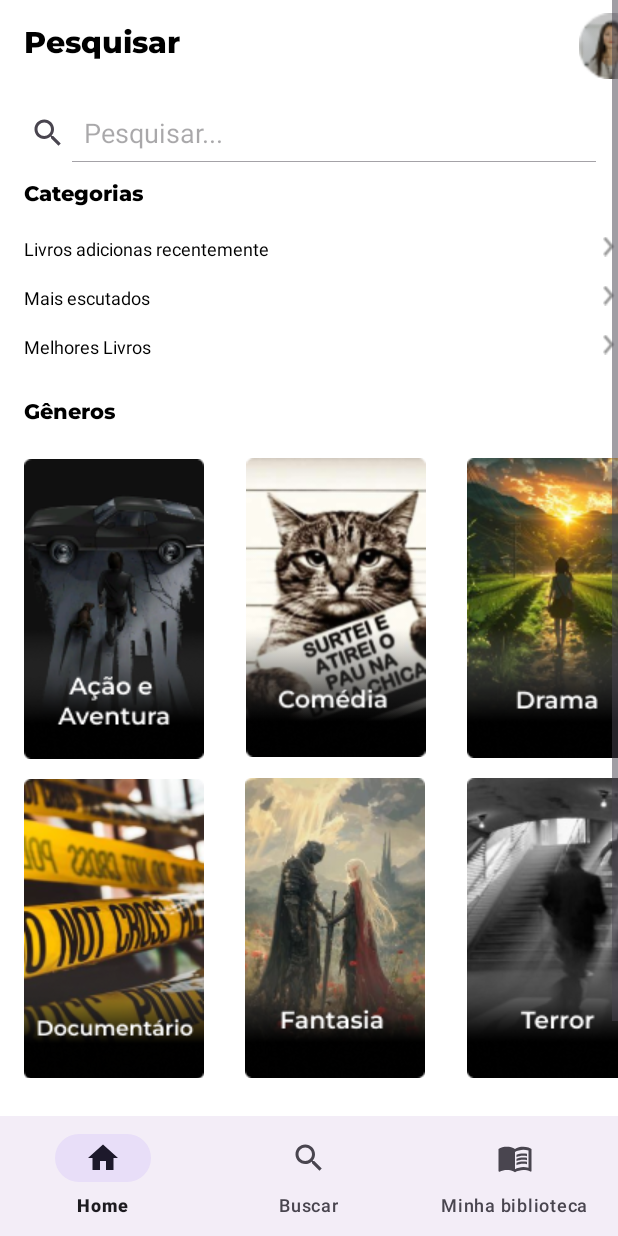
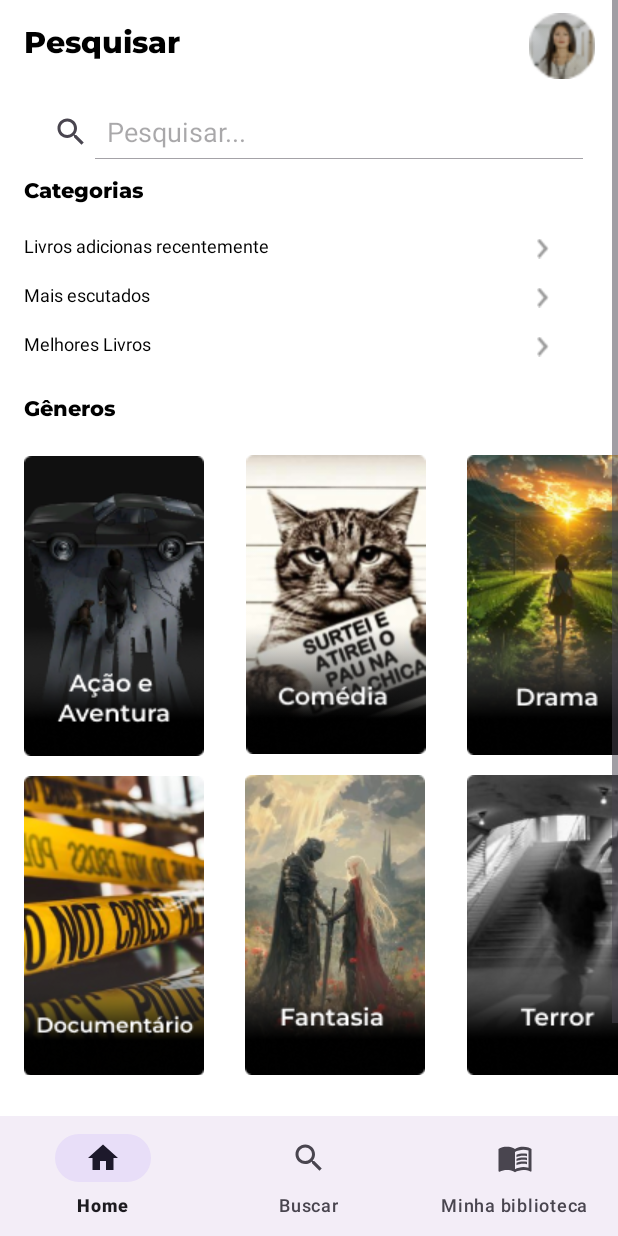
Before and after one commit to WeslleyIvis/Talk_book_APP, an Android app: the fragment Search placed in its activity, on a phone screen of 412 x 824 dp. Run offline under Robolectric (Android 15) with nearby library versions, the phone set to English and light mode, and no system bars; 3 statements that could not run were skipped.

Commit message:
Ajustes nas telas

```diff
--- a/app/src/main/res/layout/fragment_search.xml
+++ b/app/src/main/res/layout/fragment_search.xml
@@ -35,27 +35,30 @@
         android:id="@+id/imageView6"
         android:layout_width="44dp"
         android:layout_height="45dp"
-        android:layout_marginStart="266dp"
         android:layout_marginTop="8dp"
-        app:layout_constraintStart_toEndOf="@+id/textView10"
+        android:layout_marginEnd="15dp"
+        app:layout_constraintEnd_toEndOf="parent"
         app:layout_constraintTop_toTopOf="parent"
         app:srcCompat="@drawable/foto_usuario"
         tools:ignore="MissingConstraints" />
 
     <androidx.appcompat.widget.SearchView
         android:id="@+id/searchView"
-        android:layout_width="405dp"
-        android:layout_height="38dp"
+        android:layout_width="0dp"
+        android:layout_height="36dp"
+        android:layout_marginStart="15dp"
         android:layout_marginTop="25dp"
+        android:layout_marginEnd="15dp"
         app:iconifiedByDefault="false"
+        app:layout_constraintEnd_toEndOf="parent"
+        app:layout_constraintStart_toStartOf="parent"
         app:layout_constraintTop_toBottomOf="@+id/textView10"
         app:queryHint="Pesquisar..."
-        tools:ignore="MissingConstraints"
-        tools:layout_editor_absoluteX="5dp" />
+        tools:ignore="MissingConstraints" />
 
     <androidx.constraintlayout.widget.ConstraintLayout
         android:id="@+id/my_container"
-        android:layout_width="415dp"
+        android:layout_width="0dp"
         android:layout_height="121dp"
         android:layout_marginStart="16dp"
         android:layout_marginTop="12dp"
@@ -80,88 +83,75 @@
 
         <androidx.constraintlayout.widget.ConstraintLayout
             android:id="@+id/category"
-            android:layout_width="400dp"
+            android:layout_width="350dp"
             android:layout_height="19dp"
-            android:layout_marginStart="16dp"
             android:layout_marginTop="18dp"
-            android:layout_marginEnd="16dp"
             android:padding="0dp"
-            app:layout_constraintEnd_toEndOf="parent"
-            app:layout_constraintHorizontal_bias="1.0"
             app:layout_constraintStart_toStartOf="parent"
             app:layout_constraintTop_toBottomOf="@+id/text"
             tools:ignore="MissingConstraints">
 
             <TextView
                 android:id="@+id/text2"
-                android:layout_width="170dp"
+                android:layout_width="0dp"
                 android:layout_height="19dp"
                 android:text="Livros adicionas recentemente"
                 android:textColor="#000000"
                 android:textSize="12sp"
-                tools:ignore="MissingConstraints"
-                tools:layout_editor_absoluteX="0dp"
-                tools:layout_editor_absoluteY="0dp" />
+                app:layout_constraintStart_toStartOf="parent"
+                app:layout_constraintTop_toTopOf="parent"
+                tools:ignore="MissingConstraints" />
 
             <ImageView
                 android:id="@+id/imageView"
-                android:layout_width="8dp"
+                android:layout_width="0dp"
                 android:layout_height="14dp"
-                android:layout_marginStart="216dp"
+                android:layout_marginBottom="2dp"
                 android:src="@drawable/arrow_right"
-                app:layout_constraintStart_toEndOf="@+id/text2"
-                tools:layout_editor_absoluteY="3dp" />
+                app:layout_constraintBottom_toBottomOf="parent"
+                app:layout_constraintEnd_toEndOf="parent" />
 
 
         </androidx.constraintlayout.widget.ConstraintLayout>
 
         <androidx.constraintlayout.widget.ConstraintLayout
             android:id="@+id/category2"
-            android:layout_width="400dp"
+            android:layout_width="0dp"
             android:layout_height="19dp"
-            android:layout_marginStart="16dp"
             android:layout_marginTop="13dp"
-            android:layout_marginEnd="16dp"
             android:padding="0dp"
-            app:layout_constraintEnd_toEndOf="parent"
-            app:layout_constraintHorizontal_bias="1.0"
-            app:layout_constraintStart_toStartOf="parent"
             app:layout_constraintTop_toBottomOf="@+id/category"
             tools:ignore="MissingConstraints">
 
             <TextView
                 android:id="@+id/text3"
-                android:layout_width="170dp"
+                android:layout_width="350dp"
                 android:layout_height="19dp"
                 android:text="Mais escutados"
                 android:textColor="#000000"
                 android:textSize="12sp"
-                tools:ignore="MissingConstraints"
-                tools:layout_editor_absoluteX="0dp"
-                tools:layout_editor_absoluteY="0dp" />
+                app:layout_constraintBottom_toBottomOf="parent"
+                app:layout_constraintStart_toStartOf="parent"
+                tools:ignore="MissingConstraints" />
 
             <ImageView
                 android:id="@+id/imageView2"
                 android:layout_width="8dp"
                 android:layout_height="14dp"
-                android:layout_marginStart="216dp"
+                android:layout_marginBottom="2dp"
                 android:src="@drawable/arrow_right"
-                app:layout_constraintStart_toEndOf="@+id/text3"
-                tools:layout_editor_absoluteY="3dp" />
+                app:layout_constraintBottom_toBottomOf="parent"
+                app:layout_constraintEnd_toEndOf="parent" />
 
 
         </androidx.constraintlayout.widget.ConstraintLayout>
 
         <androidx.constraintlayout.widget.ConstraintLayout
             android:id="@+id/category3"
-            android:layout_width="400dp"
+            android:layout_width="350dp"
             android:layout_height="19dp"
-            android:layout_marginStart="16dp"
             android:layout_marginTop="13dp"
-            android:layout_marginEnd="16dp"
             android:padding="0dp"
-            app:layout_constraintEnd_toEndOf="parent"
-            app:layout_constraintHorizontal_bias="1.0"
             app:layout_constraintStart_toStartOf="parent"
             app:layout_constraintTop_toBottomOf="@+id/category2"
             tools:ignore="MissingConstraints">
@@ -181,10 +171,10 @@
                 android:id="@+id/imageView3"
                 android:layout_width="8dp"
                 android:layout_height="14dp"
-                android:layout_marginStart="216dp"
+                android:layout_marginBottom="2dp"
                 android:src="@drawable/arrow_right"
-                app:layout_constraintStart_toEndOf="@+id/text4"
-                tools:layout_editor_absoluteY="3dp" />
+                app:layout_constraintBottom_toBottomOf="parent"
+                app:layout_constraintEnd_toEndOf="parent" />
 
 
         </androidx.constraintlayout.widget.ConstraintLayout>
```
Also changed, not shown: app/src/main/res/layout/activity_books_details.xml (+23 -21 lines), app/src/main/res/layout/fragment_my_library.xml (+16 -21 lines), app/src/main/res/layout/login_window.xml (+9 -9 lines), app/src/main/res/layout/password_recovery.xml (+6 -6 lines).
